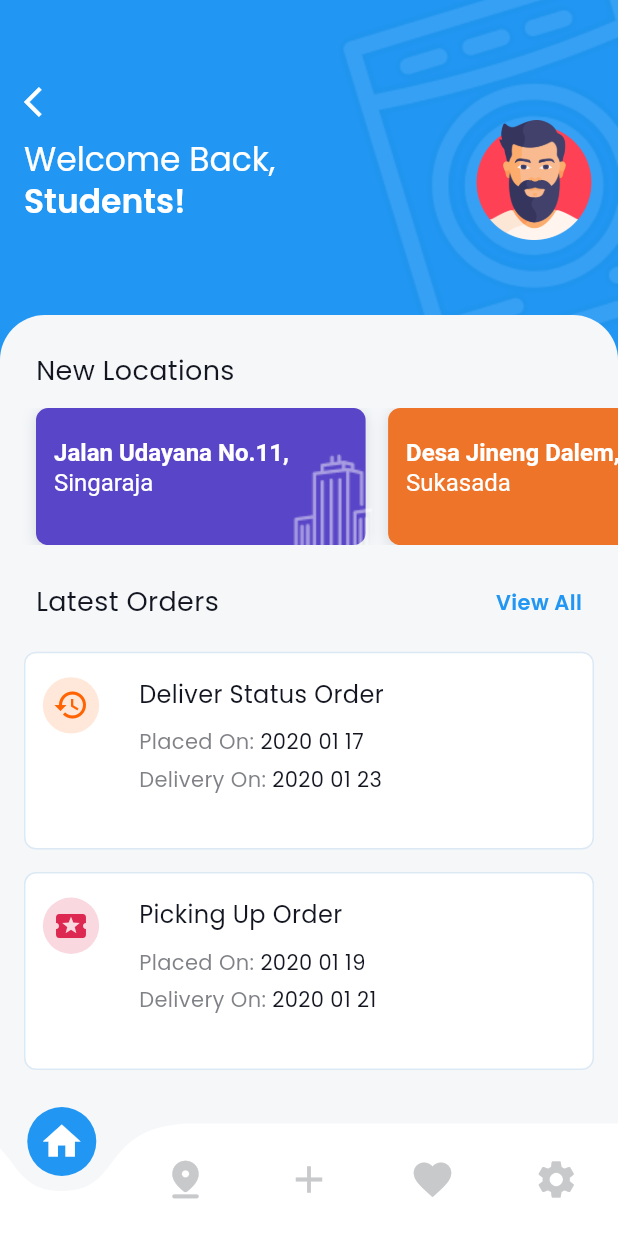
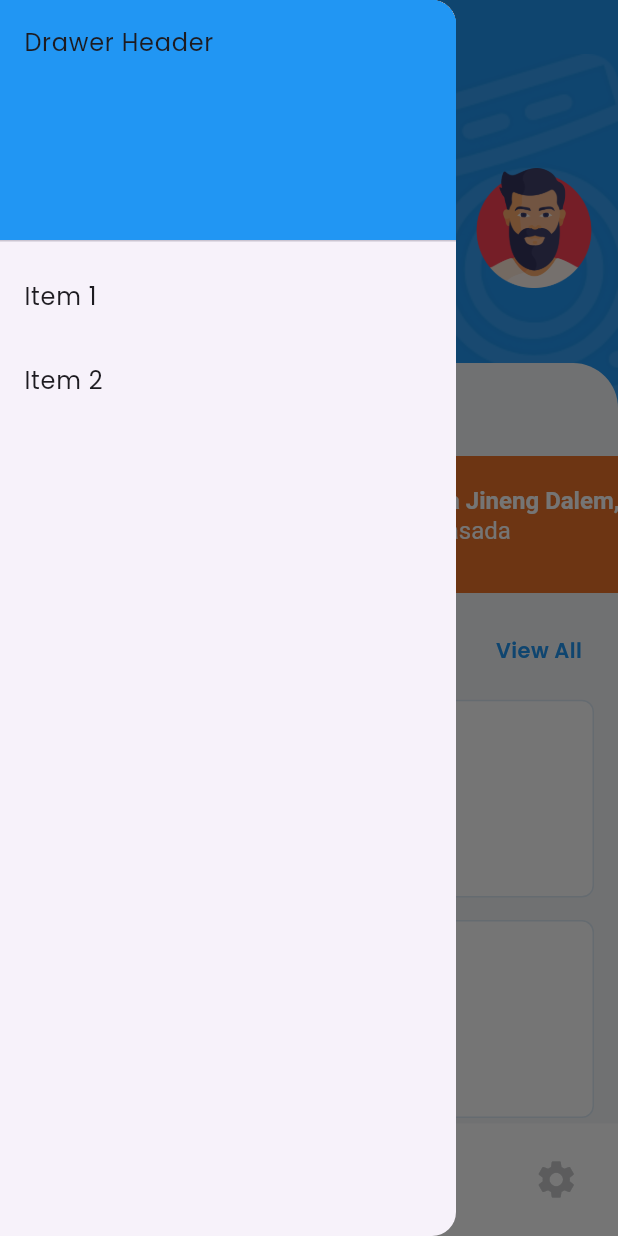
Before and after one commit to firmangel8/flutter-layout, a Flutter app: the Dashboard screen opened by its route, with the side drawer open (before the commit the screen has no drawer), on a phone screen of 412 x 824 dp. Run offline on Flutter 3.47's test engine with Material 3 defaults, Android fonts, the phone set to English and light mode, and no system bars; drawn by our look-alikes of curved_navigation_bar; our stand-ins replace flutter_screenutil, google_fonts.

Commit message:
add drawer icon into layout

```diff
--- a/lib/pages/dashboard.dart
+++ b/lib/pages/dashboard.dart
@@ -8,7 +8,6 @@ import 'package:laundryapp/pages/dashboard_fragments/dashboard_favorite.dart';
 import 'package:laundryapp/pages/dashboard_fragments/dashboard_home.dart';
 import 'package:laundryapp/pages/dashboard_fragments/dashboard_maps.dart';
 import 'package:laundryapp/pages/dashboard_fragments/dashboard_settings.dart';
-
 import '../utils/constants.dart';
 
 class Dashboard extends StatefulWidget {
@@ -31,6 +30,13 @@ class _DashboardState extends State<Dashboard> {
   @override
   Widget build(BuildContext context) {
     return Scaffold(
+        appBar: AppBar(
+          title: null,
+          backgroundColor: Colors.transparent,
+          elevation: 0.0, // remove box shadow
+          iconTheme:
+              const IconThemeData(color: Colors.white), // recolor the icon
+        ),
         bottomNavigationBar: CurvedNavigationBar(
           backgroundColor: Constants.scaffoldBackgroundColor,
           buttonBackgroundColor: Constants.primaryColor,
@@ -68,6 +74,33 @@ class _DashboardState extends State<Dashboard> {
           },
         ),
         backgroundColor: Constants.primaryColor,
+        drawer: Drawer(
+          child: ListView(
+            padding: EdgeInsets.zero,
+            children: [
+              const DrawerHeader(
+                decoration: BoxDecoration(
+                  color: Colors.blue,
+                ),
+                child: Text('Drawer Header'),
+              ),
+              ListTile(
+                title: const Text('Item 1'),
+                onTap: () {
+                  // Update the state of the app.
+                  // ...
+                },
+              ),
+              ListTile(
+                title: const Text('Item 2'),
+                onTap: () {
+                  // Update the state of the app.
+                  // ...
+                },
+              ),
+            ],
+          ),
+        ),
         body: _screens[activeIndex]);
   }
 }
--- a/lib/pages/dashboard_fragments/dashboard_home.dart
+++ b/lib/pages/dashboard_fragments/dashboard_home.dart
@@ -45,15 +45,15 @@ class _DashboardHomeState extends State<DashboardHome> {
                   mainAxisSize: MainAxisSize.min,
                   crossAxisAlignment: CrossAxisAlignment.start,
                   children: [
-                    GestureDetector(
-                      onTap: () {
-                        Navigator.pop(context);
-                      },
-                      child: const Icon(
-                        Icons.arrow_back_ios,
-                        color: Colors.white,
-                      ),
-                    ),
+                    // GestureDetector(
+                    //   onTap: () {
+                    //     Navigator.pop(context);
+                    //   },
+                    //   child: const Icon(
+                    //     Icons.arrow_back_ios,
+                    //     color: Colors.white,
+                    //   ),
+                    // ),
                     Row(
                       mainAxisAlignment: MainAxisAlignment.spaceBetween,
                       children: [
--- a/lib/pages/login.dart
+++ b/lib/pages/login.dart
@@ -3,7 +3,7 @@
 import 'package:flutter/material.dart';
 
 import '../utils/constants.dart';
-import '../utils/helper.dart';
+
 import '../widgets/app_button.dart';
 import '../widgets/input_widget.dart';
 
@@ -135,7 +135,8 @@ class Login extends StatelessWidget {
                               type: ButtonType.PRIMARY,
                               text: "Log In",
                               onPressed: () {
-                                nextScreen(context, "/dashboard");
+                                // nextScreen(context, "/dashboard");
+                                Navigator.pushNamed(context, "/dashboard");
                               },
                             )
                           ],
```
